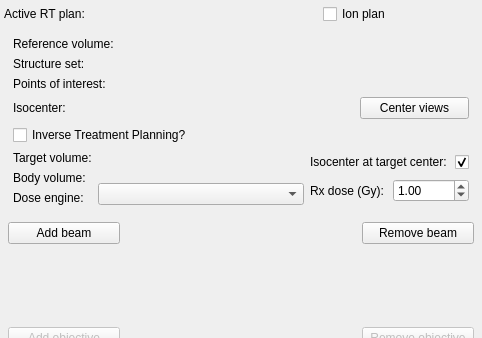
Above: ExternalBeamPlanning/Resources/UI/qSlicerExternalBeamPlanningModule.ui from SlicerRt/SlicerRT before the change; both pictures show x 0 to 482 and y 0 to 338 of the 482 by 586 pixel window. Below: the same form after it.
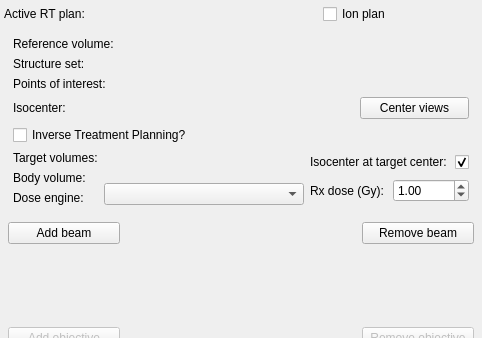
That is the form after the change. Icons and pictures are not drawn. Custom widgets are drawn as their Qt base class.

Commit message:
ENH: Add multi-target segment support for RT plan isocenter and dose calculation
B

```diff
--- a/ExternalBeamPlanning/Resources/UI/qSlicerExternalBeamPlanningModule.ui
+++ b/ExternalBeamPlanning/Resources/UI/qSlicerExternalBeamPlanningModule.ui
@@ -200,7 +200,7 @@
             <item>
              <widget class="QLabel" name="label_TargetVolume">
               <property name="text">
-               <string>Target volume:</string>
+               <string>Target volumes:</string>
               </property>
              </widget>
             </item>
```
Left out of the diff: 3 changed lines with no effect on the pictures. The commit also changes 7 other files.
